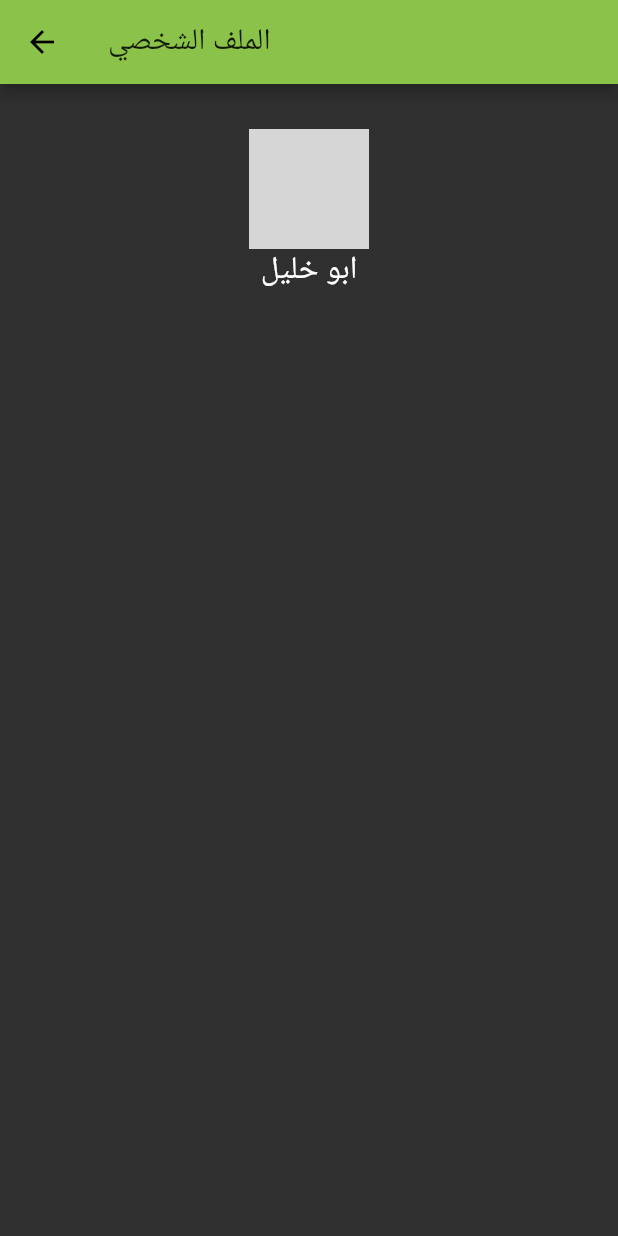
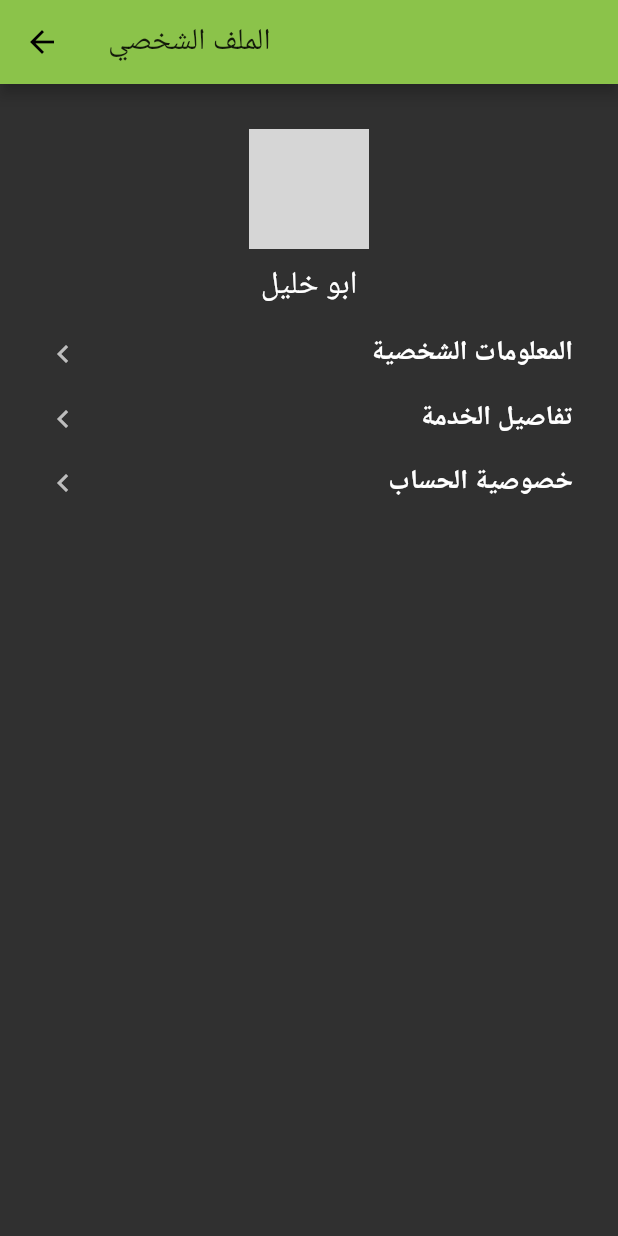
Before and after one commit to MR3lice/almuali_flutter, a Flutter app: the MyHomePage screen opened directly, after a tap on the "person" icon, on a phone screen of 412 x 824 dp. Run offline on Flutter 3.47's test engine with Material 2 defaults, Android fonts, the phone set to English and light mode, and no system bars; our stand-ins replace video_player; network calls fail; grey boxes are pictures that could not be loaded.

Commit message:
extra updates

```diff
--- a/lib/main.dart
+++ b/lib/main.dart
@@ -1,4 +1,4 @@
-import 'package:almualiflutter/screens/settings.dart';
+
 import 'package:flutter/material.dart';
 import 'screens/main_screen.dart';
 
--- a/lib/screens/junkYard.dart
+++ /dev/null
@@ -1,45 +0,0 @@
-// this free page for testing samples
-import 'package:flutter/material.dart';
-import 'package:almualiflutter/screens/profile.dart';
-import 'package:flutter/cupertino.dart';
-import 'settings.dart';
-
-class JunkYard extends StatefulWidget {
-  @override
-  _JunkYardState createState() => _JunkYardState();
-}
-
-class _JunkYardState extends State<JunkYard> {
-  @override
-  Widget build(BuildContext context) {
-    return Scaffold(
-      appBar: AppBar(
-        title: Text('الملف الشخصي'),
-      ),
-      body: Center(
-          child: Padding(
-            padding: const EdgeInsets.all(30.0),
-            child: new Column(
-              crossAxisAlignment: CrossAxisAlignment.center,
-//            mainAxisAlignment: MainAxisAlignment.spaceAround,
-              children: <Widget>[
-                new Container(
-                    width: 80.0,
-                    height: 80.0,
-                    decoration: new BoxDecoration(
-                        shape: BoxShape.circle,
-                        image: new DecorationImage(
-                            fit: BoxFit.fill,
-                            image: new NetworkImage(
-                                "https://external-content.duckduckgo.com/iu/?u=https%3A%2F%2Ftse1.mm.bing.net%2Fth%3Fid%3DOIP.8S4L0ieIehMsjfO52FNZpgHaHa%26pid%3DApi&f=1")
-                        )
-                    )),
-                new Text("ابو خليل",
-                    textScaleFactor: 1.5)
-              ],
-            ),
-          ),
-      ),
-    );
-  }
-}
--- a/lib/screens/main_screen.dart
+++ b/lib/screens/main_screen.dart
@@ -1,8 +1,12 @@
-import 'package:almualiflutter/screens/junkYard.dart';
+import 'profile.dart';
 import 'package:almualiflutter/screens/profile.dart';
+import 'package:almualiflutter/screens/settings.dart';
 import 'package:flutter/cupertino.dart';
 import 'package:flutter/material.dart';
 import 'settings.dart';
+import 'junkyard.dart';
+
+
 class MyHomePage extends StatefulWidget {
   MyHomePage({ this.title}) ;
 
@@ -16,7 +20,7 @@ class MyHomePage extends StatefulWidget {
 class _MyHomePageState extends State<MyHomePage> {
 
   int selectedIndex=0;
-
+Color lightGreen = Colors.lightGreen;
   @override
   Widget build(BuildContext context) {
     return Scaffold(
@@ -28,7 +32,7 @@ class _MyHomePageState extends State<MyHomePage> {
                 onTap: () {
                   Navigator.push(
                       context,
-                      MaterialPageRoute(builder: (context) =>JunkYard())
+                      MaterialPageRoute(builder: (context) =>Profile())
                   );
                 },
                 child: Icon(
@@ -53,6 +57,7 @@ class _MyHomePageState extends State<MyHomePage> {
               style: TextStyle(
                 fontSize: 32,
                 fontWeight: FontWeight.w900,
+                color: lightGreen,
               ),
             ),
             Container(
@@ -69,6 +74,14 @@ class _MyHomePageState extends State<MyHomePage> {
                           child: Image.network('https://cdn.pixabay.com/photo/2015/01/28/23/35/landscape-615429_960_720.jpg',
                           fit:BoxFit.cover,),
                         ),
+                      Container(
+                        height: 200,
+                        width:400,
+                        color: Colors.black87.withOpacity(0.6),
+                      ),
+                      Center(
+                        child: Text('1'),
+                      )
                       ],
                   ),),
             ),
@@ -81,6 +94,7 @@ class _MyHomePageState extends State<MyHomePage> {
                 style: TextStyle(
                   fontSize: 32,
                   fontWeight: FontWeight.w900,
+                  color: lightGreen,
                 ),
               ),
 //              listview must be set in container to work proberly
@@ -109,6 +123,7 @@ class _MyHomePageState extends State<MyHomePage> {
                 style: TextStyle(
                   fontSize: 32,
                   fontWeight: FontWeight.w900,
+                  color: lightGreen,
                 ),
               ),
 //              listview must be set in container to work proberly
@@ -143,14 +158,14 @@ class _MyHomePageState extends State<MyHomePage> {
                 onPressed:(){
                   Navigator.push(
                       context,
-                      MaterialPageRoute(builder: (context) =>ProfilePage())
+                      MaterialPageRoute(builder: (context) =>MyHomePage())
                   );
                 }),
             IconButton(icon: Icon(Icons.settings),
                 onPressed:(){
                   Navigator.push(
                       context,
-                      MaterialPageRoute(builder: (context) =>SettingPage())
+                      MaterialPageRoute(builder: (context) =>SettingsPage())
                   );
                 }),
           ],
@@ -182,6 +197,8 @@ class CourseCard extends StatelessWidget {
          children: <Widget>[
            Container(
                height:200, width:200 ,child: Image.asset(image , fit: BoxFit.cover,)),
+           Container(height: 200,width:200,
+           color:Colors.black87.withOpacity(0.6),),
            Center(child: Text(name,)),
          ],
         ),
--- a/lib/screens/profile.dart
+++ b/lib/screens/profile.dart
@@ -1,85 +1,73 @@
+// this free page for testing samples
 import 'package:flutter/material.dart';
-import 'package:almualiflutter/screens/profile.dart';
+import 'package:almualiflutter/screens/settings.dart';
 import 'package:flutter/cupertino.dart';
-class ProfilePage extends StatefulWidget {
+
+class Profile extends StatefulWidget {
   @override
-  _ProfilePageState createState() => _ProfilePageState();
+  _ProfileState createState() => _ProfileState();
 }
 
-class _ProfilePageState extends State<ProfilePage> {
-  final TextStyle blackText = TextStyle(
-    color: Colors.white,
-  );
-
-  final TextStyle blackBoldText = TextStyle(
-    color: Colors.white,
-  );
-
-  final TextStyle greyTExt = TextStyle(color: Colors.grey.shade400);
-
+class _ProfileState extends State<Profile> {
   @override
   Widget build(BuildContext context) {
-    return SingleChildScrollView(
-      child: Padding(
-        padding: const EdgeInsets.all(32.0),
-        child: Column(
-//      mainAxisAlignment: MainAxisAlignment.center,
-//      crossAxisAlignment: CrossAxisAlignment.stretch,
+    return Scaffold(
+      appBar: AppBar(
+        title: Text('الملف الشخصي'),
+      ),
+      body: Padding(
+        padding: const EdgeInsets.all(30.0),
+        child: new Column(
+//            mainAxisAlignment: MainAxisAlignment.spaceAround,
           children: <Widget>[
-            Row(
-              children: <Widget>[
-                Container(
-                  width: 60,
-                  height: 60,
-                  decoration: BoxDecoration(
-                    color: Colors.white,
+            Container(
+                width: 80.0,
+                height: 80.0,
+                decoration: new BoxDecoration(
                     shape: BoxShape.circle,
-                    border: Border.all(
-                      color: Colors.white,
-                      width: 2.0,
-                    ),
-                  ),
-                ),
-              ],
-            ),
-            const SizedBox(height: 20.0),
-            Expanded(
-              child: Column(
-                crossAxisAlignment: CrossAxisAlignment.start,
-                children: <Widget>[
-                  Text(
-                    "اسم المستحم",
-                    style:
-                        TextStyle(fontWeight: FontWeight.bold, fontSize: 20.0),
-                  ),
-                  Text(
-                    "متعلم",
-                    style: TextStyle(
-                      color: Colors.grey.shade400,
-                    ),
-                  )
-                ],
-              ),
-            ),
-            const SizedBox(height: 20.0),
-            ListTile(
-              title: Text(
-                "الخط",
-                style: blackBoldText,
-              ),
-              subtitle: Text(
-                "الكوفي",
-                style: greyTExt,
-              ),
-              trailing: Icon(
-                Icons.keyboard_arrow_right,
-                color: Colors.grey.shade400,
-              ),
-              onTap: () {},
-            ),
+                    image: new DecorationImage(
+                        fit: BoxFit.fill,
+                        image: new NetworkImage(
+                            "https://external-content.duckduckgo.com/iu/?u=https%3A%2F%2Ftse1.mm.bing.net%2Fth%3Fid%3DOIP.8S4L0ieIehMsjfO52FNZpgHaHa%26pid%3DApi&f=1")))),
+            const SizedBox(height: 10),
+            Text("ابو خليل", textScaleFactor: 1.5),
+            const SizedBox(height: 18),
+            profileLable("المعلومات الشخصية"),
+            const SizedBox(height: 18),
+            profileLable("تفاصيل الخدمة"),
+            const SizedBox(height: 18),
+            profileLable("خصوصية الحساب"),
+            const SizedBox(height: 18),
           ],
         ),
       ),
     );
   }
 }
+
+class profileLable extends StatelessWidget {
+  String name;
+
+  profileLable(this.name);
+
+  @override
+  Widget build(BuildContext context) {
+    return Row(
+      mainAxisAlignment: MainAxisAlignment.spaceBetween,
+      crossAxisAlignment:CrossAxisAlignment.end,
+      children: <Widget>[
+        Icon(
+          Icons.keyboard_arrow_left,
+          color: Colors.grey.shade400,
+        ),
+        Text(name,
+          textAlign: TextAlign.end,
+          style: TextStyle(
+            fontSize: 18,
+            fontWeight: FontWeight.w700,
+          ),
+        ),
+      ],
+    );
+  }
+}
--- a/pubspec.yaml
+++ b/pubspec.yaml
@@ -30,6 +30,7 @@ dependencies:
 dev_dependencies:
   flutter_test:
     sdk: flutter
+  video_player:
 
 
 # For information on the generic Dart part of this file, see the
```
Also changed, not shown: lib/screens/junkyard.dart (added, +106 -0 lines), lib/screens/settings.dart (+59 -76 lines), pubspec.lock, 2 other files.
